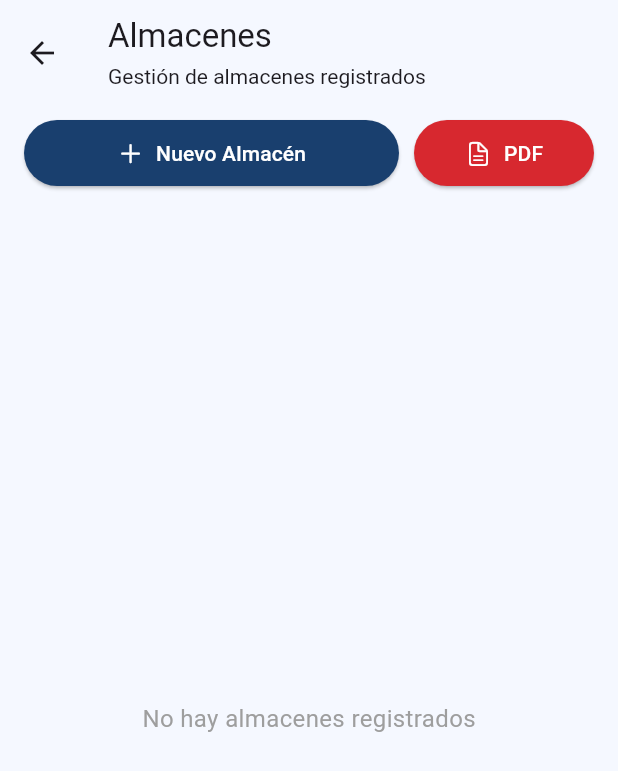
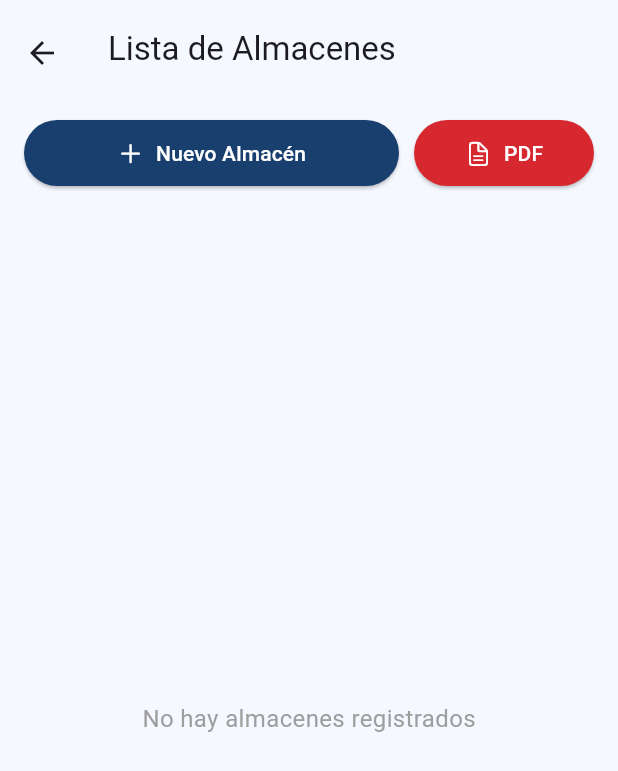
Before and after one commit to ESLEDA/grupo_sat_flutter, a Flutter app: the AlmacenesPage screen opened directly, on a phone screen of 412 x 824 dp. Shown: the top 771 px of the screen. Run offline on Flutter 3.47's test engine with Material 3 defaults, Android fonts, the phone set to English and light mode, and no system bars; our stand-ins replace cloud_firestore, equatable, firebase_auth, firebase_core, flutter_bloc, pdf and 1 more; accounts and stored records are empty.

Commit message:
titles modificados

```diff
--- a/lib/features/auth/presentation/pagesAdmin/almacenes_pages/almacenes_page.dart
+++ b/lib/features/auth/presentation/pagesAdmin/almacenes_pages/almacenes_page.dart
@@ -143,12 +143,8 @@ class _AlmacenesPageState extends State<AlmacenesPage> {
         title: const Column(
           crossAxisAlignment: CrossAxisAlignment.start,
           children: [
-            Text('Almacenes'),
+            Text('Lista de Almacenes'),
             SizedBox(height: 4),
-            Text(
-              'Gestión de almacenes registrados',
-              style: TextStyle(fontSize: 14, fontWeight: FontWeight.normal),
-            ),
           ],
         ),
         toolbarHeight: 70, // Reducido para evitar overflow
--- a/lib/features/auth/presentation/pagesAdmin/marcas_pages/marcas_page.dart
+++ b/lib/features/auth/presentation/pagesAdmin/marcas_pages/marcas_page.dart
@@ -159,12 +159,9 @@ class _MarcasPageState extends State<MarcasPage> {
         title: Column(
           crossAxisAlignment: CrossAxisAlignment.start,
           children: [
-            const Text('Marcas'),
+            const Text('Lista de Marcas'),
             const SizedBox(height: 4),
-            const Text(
-              'Gestión de marcas registradas',
-              style: TextStyle(fontSize: 14, fontWeight: FontWeight.normal),
-            ),
+
             const SizedBox(height: 8),
             Row(
               children: [
```
